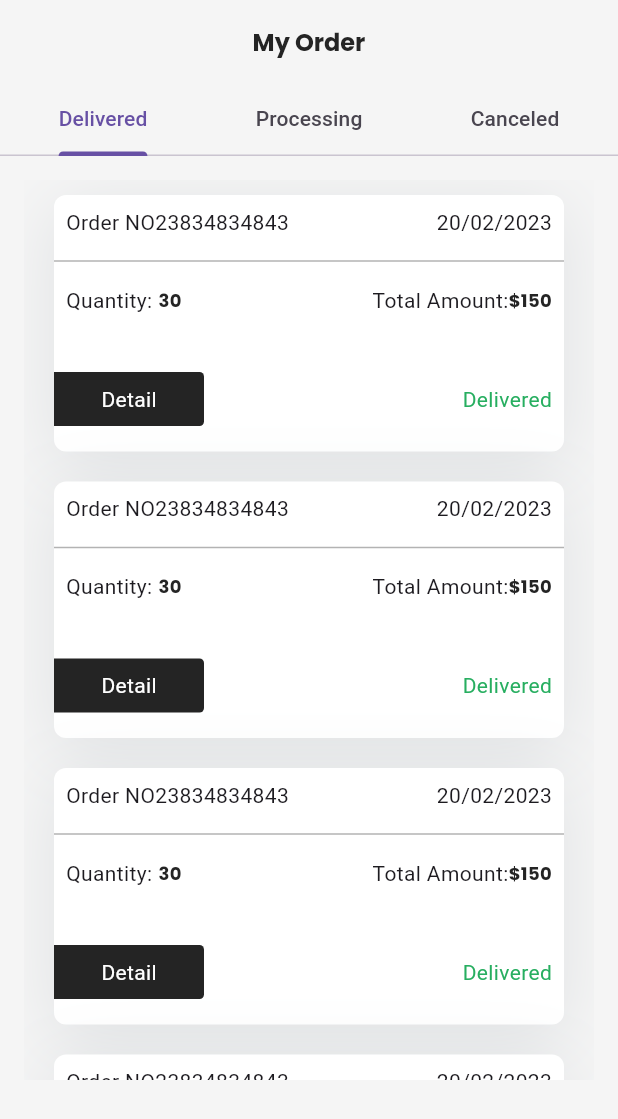
After one commit to Hikmatullohprogramist/ecommerce_app, a Flutter app: the ProfileScreen screen opened directly, after a tap on "My orders", on a phone screen of 412 x 824 dp. The commit adds this screen. Shown: the top 1119 px of the screen. Run offline on Flutter 3.47's test engine with Material 2 defaults, Android fonts, the phone set to English and light mode, and no system bars.

Commit message:
KAROCHI NIMADURLAR QILDIIM BUGUN

```diff
--- a/lib/main.dart
+++ b/lib/main.dart
@@ -1,3 +1,5 @@
+// ignore_for_file: prefer_const_constructors
+
 import 'package:ecommerce_app/screens/boarding/boarding.dart';
 import 'package:flutter/material.dart';
 
@@ -14,8 +16,8 @@ class MyApp extends StatelessWidget {
       title: 'Flutter Demo',
       debugShowCheckedModeBanner: false,
       theme: ThemeData(
-
         useMaterial3: true,
+        primaryColor: Color(0xff242424),
       ),
       home: const BoardingScreen(),
     );
--- /dev/null
+++ b/lib/screens/order/Delivered/oreder_delivered.dart
@@ -0,0 +1,121 @@
+import 'package:ecommerce_app/utils/global_guides.dart';
+import 'package:flutter/material.dart';
+
+class OrderDeliveredScreen extends StatelessWidget {
+  const OrderDeliveredScreen({super.key});
+
+  @override
+  Widget build(BuildContext context) {
+    return Scaffold(
+      backgroundColor: AppSetting.bgColor,
+      body: Padding(
+        padding: const EdgeInsets.all(16),
+        child: SingleChildScrollView(
+          physics: const BouncingScrollPhysics(),
+          child: SizedBox(
+            height: 600,
+            child: ListView.builder(
+              primary: false,
+              itemBuilder: (context, index) {
+                return Container(
+                  // margin: const EdgeInsets.only(
+                  // left: 20, right: 20, bottom: 25, top: 25),
+                  margin: const EdgeInsets.symmetric(
+                    horizontal: 20,
+                    vertical: 10,
+                  ),
+                  height: 171,
+                  decoration: BoxDecoration(
+                    borderRadius: BorderRadius.circular(8),
+                    boxShadow: const [
+                      AppSetting.backgroundShadow,
+                    ],
+                    color: AppSetting.subcolor,
+                  ),
+                  child: Column(
+                    crossAxisAlignment: CrossAxisAlignment.stretch,
+                    children: [
+                      const Padding(
+                        padding: EdgeInsets.all(8.0),
+                        child: Row(
+                          mainAxisAlignment: MainAxisAlignment.spaceBetween,
+                          children: [
+                            Text("Order NO23834834843"),
+                            Text("20/02/2023"),
+                          ],
+                        ),
+                      ),
+                      const Divider(
+                        color: AppSetting.disabledColor,
+                      ),
+                      Padding(
+                        padding: const EdgeInsets.all(8.0),
+                        child: Row(
+                          mainAxisAlignment: MainAxisAlignment.spaceBetween,
+                          children: [
+                            Row(
+                              children: [
+                                const Text("Quantity:"),
+                                const SizedBox(
+                                  width: 4,
+                                ),
+                                Text(
+                                  "30",
+                                  style: AppSetting.poppinsBoldsmall,
+                                ),
+                              ],
+                            ),
+                            Row(
+                              children: [
+                                const Text("Total Amount:"),
+                                Text(
+                                  "\$150",
+                                  style: AppSetting.poppinsBoldsmall,
+                                ),
+                              ],
+                            ),
+                          ],
+                        ),
+                      ),
+                      const SizedBox(
+                        height: 30,
+                      ),
+                      Padding(
+                        padding: const EdgeInsets.only(right: 8.0),
+                        child: Row(
+                          mainAxisAlignment: MainAxisAlignment.spaceBetween,
+                          children: [
+                            Container(
+                              width: 100,
+                              height: 36,
+                              decoration: const BoxDecoration(
+                                  borderRadius: BorderRadius.only(
+                                    topRight: Radius.circular(3),
+                                    bottomRight: Radius.circular(3),
+                                  ),
+                                  color: AppSetting.mainColor),
+                              child: const Center(
+                                child: Text(
+                                  "Detail",
+                                  style: TextStyle(color: Colors.white),
+                                ),
+                              ),
+                            ),
+                            const Text(
+                              "Delivered",
+                              style: TextStyle(color: AppSetting.successColor),
+                            )
+                          ],
+                        ),
+                      )
+                    ],
+                  ),
+                );
+              },
+            ),
+          ),
+        ),
+      ),
+    );
+  }
+}
--- /dev/null
+++ b/lib/screens/order/order.dart
@@ -0,0 +1,59 @@
+import 'package:ecommerce_app/screens/order/Canceled/order_cancelled.dart';
+import 'package:ecommerce_app/screens/order/Delivered/oreder_delivered.dart';
+import 'package:ecommerce_app/screens/order/Processing/order_processing.dart';
+import 'package:ecommerce_app/utils/global_guides.dart';
+import 'package:flutter/material.dart';
+
+class OrdersScreen extends StatefulWidget {
+  const OrdersScreen({super.key});
+
+  @override
+  State<OrdersScreen> createState() => _OrdersScreenState();
+}
+
+class _OrdersScreenState extends State<OrdersScreen> {
+  @override
+  Widget build(BuildContext context) {
+    return DefaultTabController(
+      length: 3,
+      child: Scaffold(
+        backgroundColor: AppSetting.bgColor,
+        appBar: AppBar(
+          backgroundColor: AppSetting.bgColor,
+          title: Text(
+            "My Order",
+            style: AppSetting.poppinsBoldp,
+          ),
+          centerTitle: true,
+          automaticallyImplyLeading: false,
+        ),
+        body: const Column(
+          children: [
+            TabBar(
+              tabs: [
+                Tab(
+                  text: "Delivered",
+                ),
+                Tab(
+                  text: "Processing",
+                ),
+                Tab(
+                  text: "Canceled",
+                ),
+              ],
+            ),
+            Expanded(
+              child: TabBarView(
+                children: [
+                  OrderDeliveredScreen(),
+                  OrderProcessingScreen(),
+                  OrderCancelledScreen(),
+                ],
+              ),
+            ),
+          ],
+        ),
+      ),
+    );
+  }
+}
--- a/lib/screens/profile/profile_screen.dart
+++ b/lib/screens/profile/profile_screen.dart
@@ -1,5 +1,8 @@
 // ignore_for_file: sized_box_for_whitespace, prefer_const_constructors
 
+import 'package:ecommerce_app/screens/order/order.dart';
+import 'package:ecommerce_app/screens/review/review.dart';
+import 'package:ecommerce_app/screens/shipping/shipping.dart';
 import 'package:ecommerce_app/utils/global_guides.dart';
 import 'package:ecommerce_app/widgets/profile_card.dart';
 import 'package:flutter/material.dart';
@@ -23,6 +26,7 @@ class _ProfileScreenState extends State<ProfileScreen> {
         title: const Text("Profile"),
       ),
       body: SingleChildScrollView(
+        physics: NeverScrollableScrollPhysics(),
         child: Padding(
           padding: const EdgeInsets.only(left: 20.0, right: 20),
           child: Column(
@@ -65,22 +69,43 @@ class _ProfileScreenState extends State<ProfileScreen> {
                 child: ListView(
                   shrinkWrap: true,
                   primary: false,
-                  children: const [
-                    ProfileCard(
+                  children: [
+                    GestureDetector(
+                      onTap: () => Navigator.push(
+                          context,
+                          MaterialPageRoute(
+                            builder: (context) => OrdersScreen(),
+                          )),
+                      child: ProfileCard(
                         title: "My orders",
                         subtitle: "Already have 10 orders",
                       ),
-                    ProfileCard(
+                    ),
+                    GestureDetector(
+                      onTap: () => Navigator.push(
+                          context,
+                          MaterialPageRoute(
+                            builder: (context) => ShippingScreen(),
+                          )),
+                      child: ProfileCard(
                         title: "Shipping Addresses",
                         subtitle: "03 Addresses",
+                      ),
                     ),
                     ProfileCard(
                       title: "Payment Method",
                       subtitle: "You have 2 cards",
                     ),
-                    ProfileCard(
+                    GestureDetector(
+                      onTap: () => Navigator.push(
+                          context,
+                          MaterialPageRoute(
+                            builder: (context) => ReviewScreen(),
+                          )),
+                      child: ProfileCard(
                         title: "My reviews",
                         subtitle: "Review for 5 items",
+                      ),
                     ),
                     ProfileCard(
                       title: "Settings",
--- a/lib/utils/global_guides.dart
+++ b/lib/utils/global_guides.dart
@@ -66,7 +66,7 @@ class AppSetting {
     color: mainColor,
     fontSize: 16,
     fontFamily: 'Poppins',
-    fontWeight: FontWeight.w400,
+    fontWeight: FontWeight.bold,
   );
   static TextStyle poppinsBoldlabel = const TextStyle(
     color: mainColor,
```
Also changed, not shown: lib/screens/order/Canceled/order_cancelled.dart (added, +14 -0 lines), lib/screens/order/Processing/order_processing.dart (added, +14 -0 lines), lib/screens/review/review.dart (added, +129 -0 lines), lib/screens/shipping/shipping.dart (added, +98 -0 lines). Lines whose indentation alone changed are shown as unchanged.
